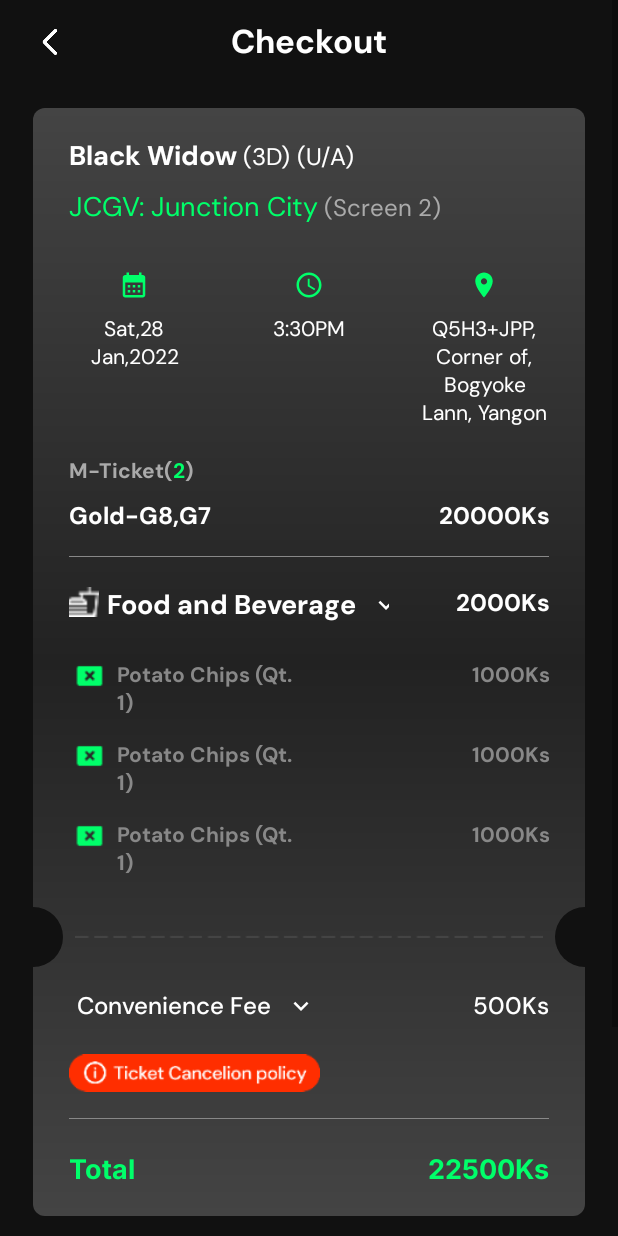
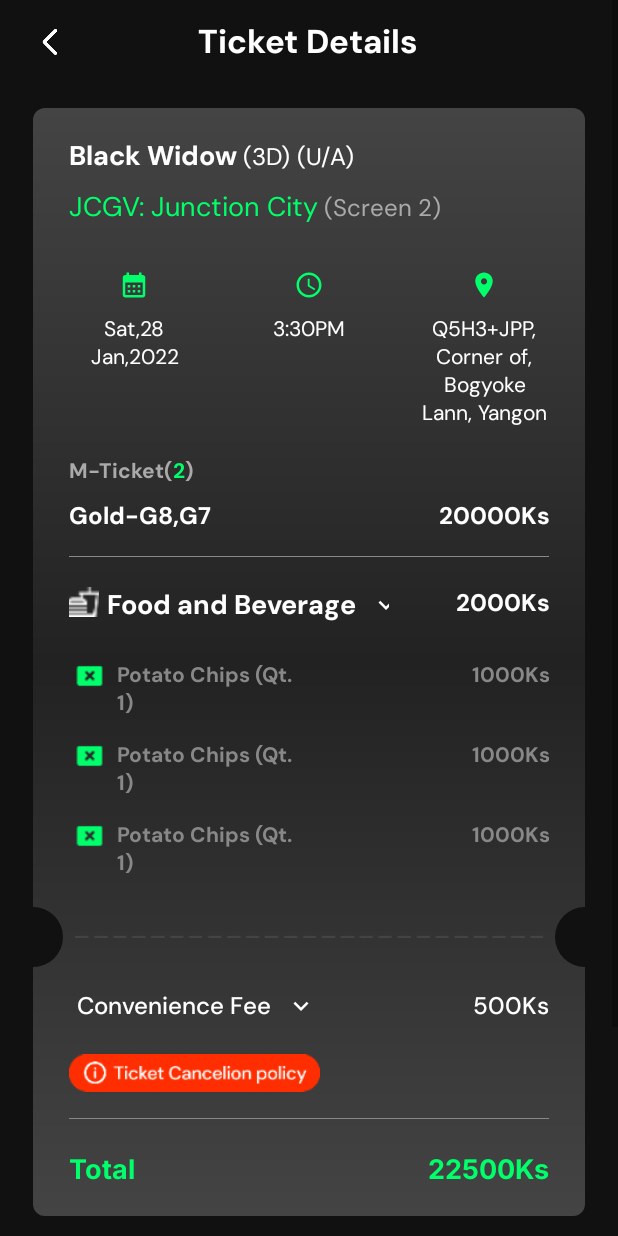
Before and after one commit to flexath/The-Movie-Booking-App-PADC, an Android app: the MoviesTicketCheckoutFragment screen opened through its navigation route, on a phone screen of 412 x 824 dp. Run offline under Robolectric (Android 15) with nearby library versions, the phone set to English and light mode, and no system bars; our stand-ins replace navigation-ui; 1 statement that could not run was skipped.

Commit message:
Project finished.

```diff
--- a/app/src/main/java/com/flexath/themoviebookingapp/ui/fragments/movies/MoviesTicketCheckoutFragment.kt
+++ b/app/src/main/java/com/flexath/themoviebookingapp/ui/fragments/movies/MoviesTicketCheckoutFragment.kt
@@ -16,6 +16,7 @@
 import kotlinx.android.synthetic.main.activity_main.*
 import kotlinx.android.synthetic.main.fragment_movies_ticket_checkout.*
 import kotlinx.android.synthetic.main.fragment_movies_ticket_checkout.view.*
+import kotlinx.android.synthetic.main.layout_app_bar_movies_ticket_checkout.*
 import kotlinx.android.synthetic.main.layout_bottom_sheet_dialog_movies_checkout.*
 
 class MoviesTicketCheckoutFragment : Fragment() {
@@ -54,6 +55,8 @@
             rlTicketCancellationMoviesCheckout.visibility = View.VISIBLE
             btnContinueMoviesTicketCheckout.visibility = View.GONE
             btnTicketCancellationMoviesTicketCheckout.setImageResource(R.drawable.ticket_cancellation_policy_button)
+            val ticketDetailsTitle = "Ticket Details"
+            tvTicketTitleMoviesTicketCheckout.text = ticketDetailsTitle
 
             btnCancelButtonMoviesCancel.setOnClickListener {
                 Toast.makeText(requireContext(),"Ticket's cancelled",Toast.LENGTH_SHORT).show()
--- a/app/src/main/res/layout/layout_app_bar_movies_ticket_checkout.xml
+++ b/app/src/main/res/layout/layout_app_bar_movies_ticket_checkout.xml
@@ -15,6 +15,7 @@
         android:src="@drawable/back_arrow" />
 
     <androidx.appcompat.widget.AppCompatTextView
+        android:id="@+id/tvTicketTitleMoviesTicketCheckout"
         android:layout_width="wrap_content"
         android:layout_height="wrap_content"
         android:fontFamily="@font/dm_sans_bold"
```
